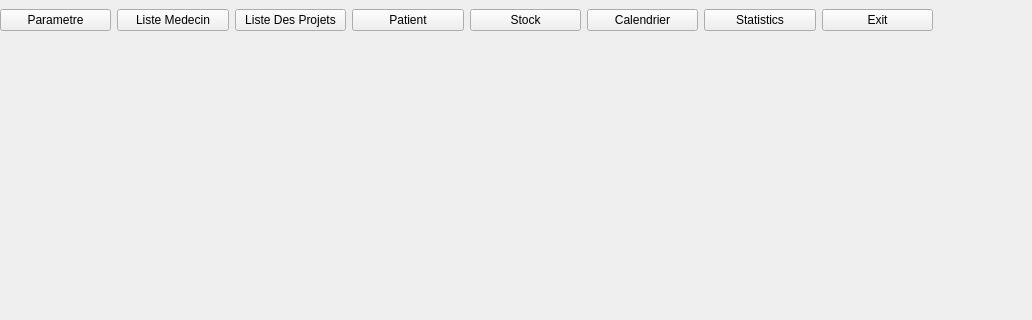
Old version of the form mainwindow.ui in the repository ProjetCPP-S2-2A15/projetcpp2a15-vaccicare; both pictures show x 0 to 1032 and y 0 to 320 of the 1196 by 727 pixel window.
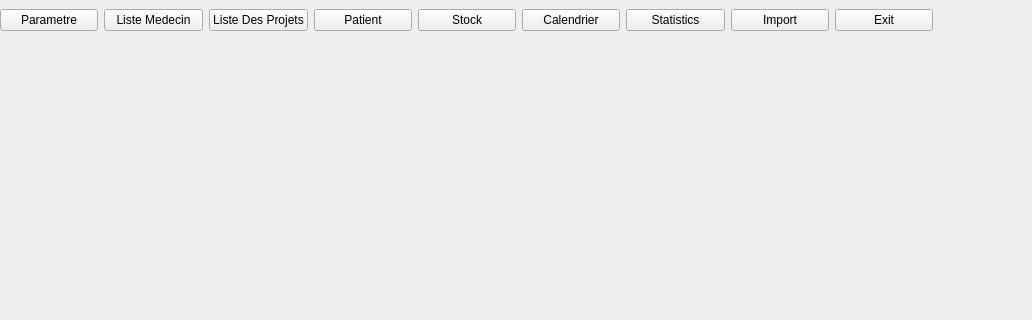
New version of the form.

Commit message: Integration Import PDF module Projet et Medecin

Diff of the .ui file:
```diff
--- a/mainwindow.ui
+++ b/mainwindow.ui
@@ -73,6 +73,13 @@
        </property>
       </widget>
      </item>
+     <item>
+      <widget class="QPushButton" name="ButtonImport">
+       <property name="text">
+        <string>Import</string>
+       </property>
+      </widget>
+     </item>
      <item>
       <widget class="QPushButton" name="ButtonExit">
        <property name="text">
```
The commit also changes 9 other files.
